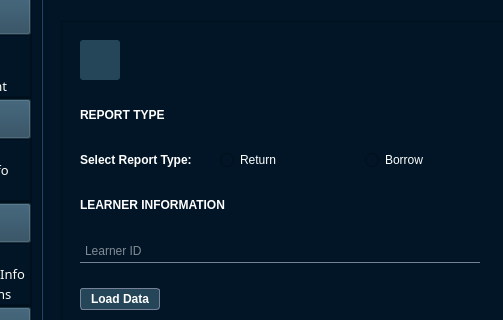
Old version of the form ui/MainWindow.ui in the repository Kurende/Library_Management_System; both pictures show x 238 to 741 and y 164 to 484 of the 1388 by 732 pixel window.
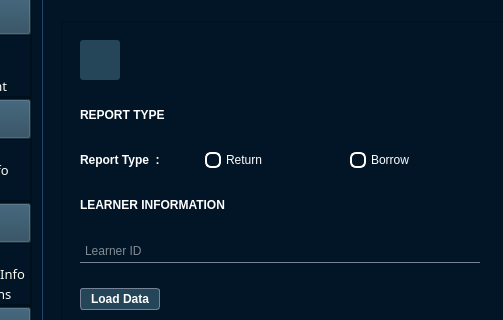
New version of the form. The open tabs and pages were chosen to show the change. Icons and pictures are not drawn.

```diff
--- a/ui/MainWindow.ui
+++ b/ui/MainWindow.ui
@@ -8581,14 +8581,34 @@
                              <x>0</x>
                              <y>0</y>
                              <width>1024</width>
-                             <height>1307</height>
+                             <height>1303</height>
                             </rect>
                            </property>
                            <layout class="QVBoxLayout" name="verticalLayout_180">
                             <item>
                              <widget class="QWidget" name="widget_reportBackground" native="true">
                               <property name="styleSheet">
-                               <string notr="true">QPushButton{border: 1px solid rgb(120, 130, 150);
+                               <string notr="true">QRadioButton {
+    color: white;
+    spacing: 5px;  /* Space between indicator and text */
+}
+
+QRadioButton::indicator {
+    border: 2px solid white;
+    border-radius: 6px;
+    width: 12px;
+    height: 12px;
+    background-color: transparent;
+}
+
+QRadioButton::indicator:checked {
+    background-color: white;
+}
+
+QRadioButton::indicator:hover {
+    border: 2px solid #CCCCCC; 
+}
+QPushButton{border: 1px solid rgb(120, 130, 150);
 background-color:#254559;
 padding: 3px;
 font:bold;
@@ -8704,7 +8724,7 @@
                                    </property>
                                    <property name="maximumSize">
                                     <size>
-                                     <width>115</width>
+                                     <width>90</width>
                                      <height>20</height>
                                     </size>
                                    </property>
@@ -8714,7 +8734,7 @@
                                     </font>
                                    </property>
                                    <property name="text">
-                                    <string>Select Report Type:</string>
+                                    <string>Report Type  :</string>
                                    </property>
                                   </widget>
                                  </item>
```
Left out of the diff: 12 changed lines with no effect on the pictures.
